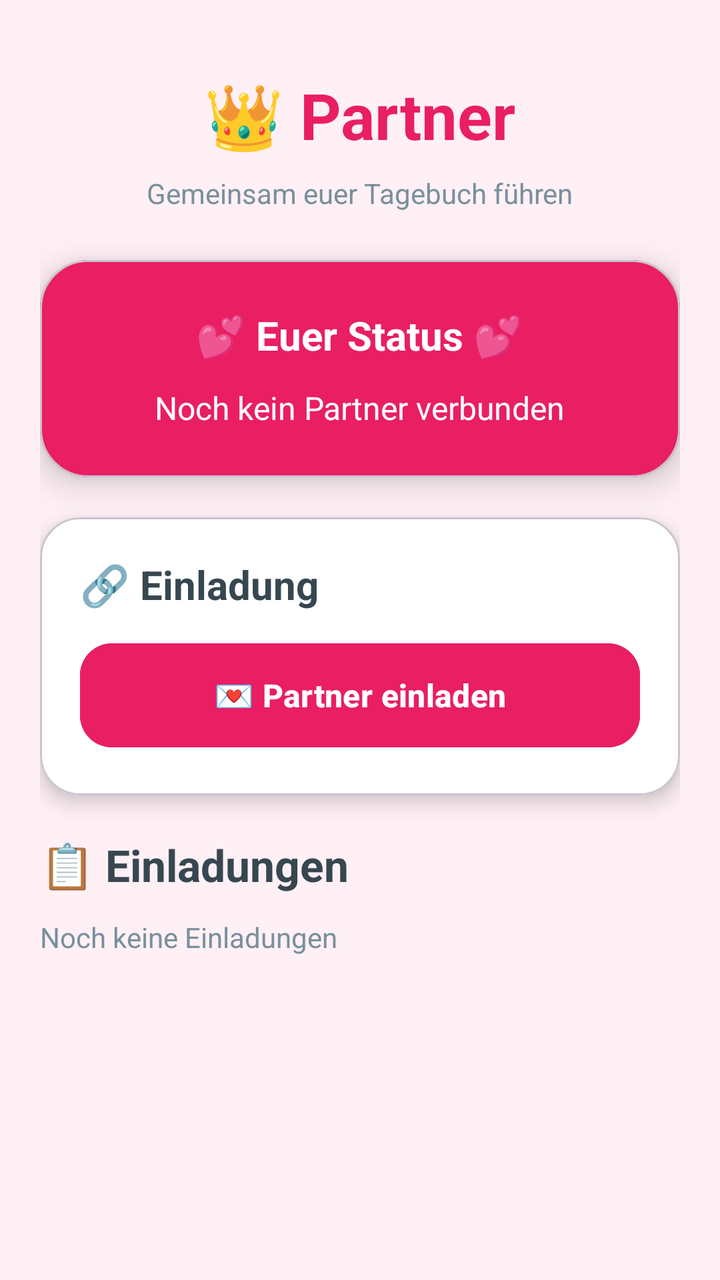
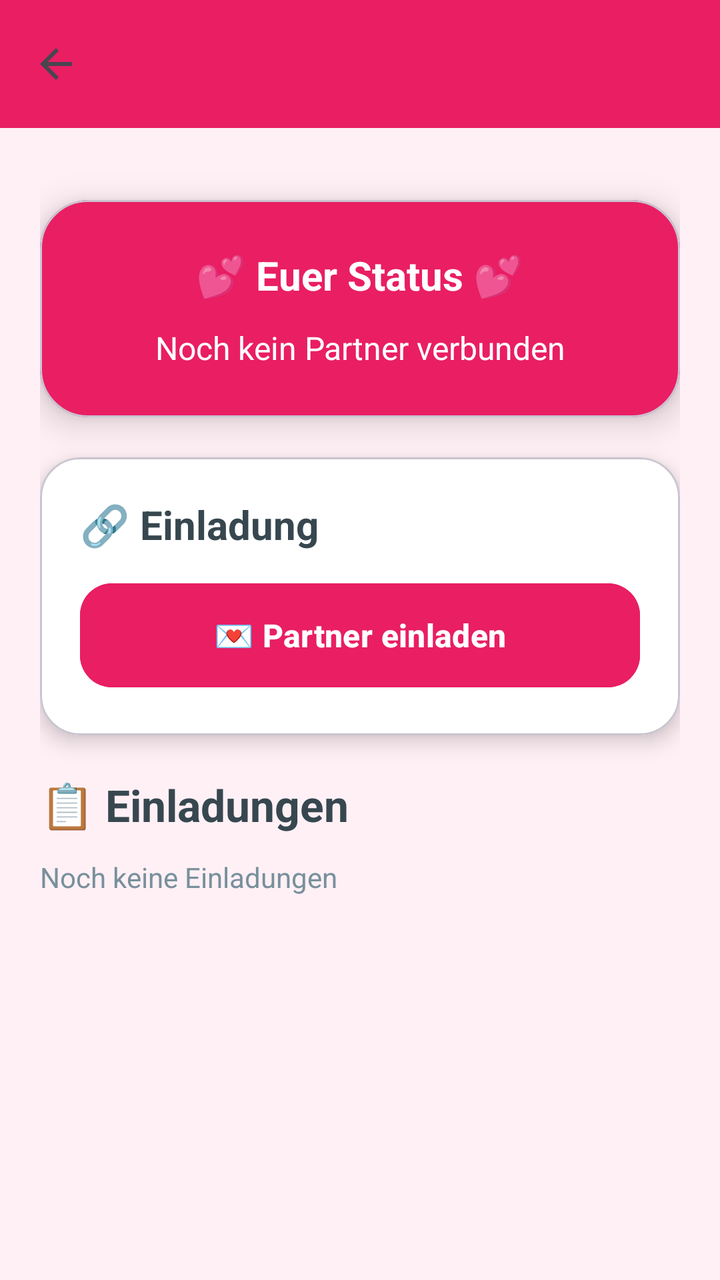

Screens rendered from an Android XML layout before and after an edit, with the pre-edit source and the edit as a unified diff.
<!-- AndroidManifest.xml: application theme Theme.MeinTagebuch -->
<!-- res/layout/activity_partner.xml -->
<?xml version="1.0" encoding="utf-8"?>
<ScrollView
    xmlns:android="http://schemas.android.com/apk/res/android"
    xmlns:app="http://schemas.android.com/apk/res-auto"
    android:layout_width="match_parent"
    android:layout_height="match_parent"
    android:background="@color/background">

    <LinearLayout
        android:layout_width="match_parent"
        android:layout_height="wrap_content"
        android:orientation="vertical"
        android:padding="20dp">

        
        <TextView
            android:layout_width="wrap_content"
            android:layout_height="wrap_content"
            android:text="@string/partner_header"
            android:textSize="32sp"
            android:textStyle="bold"
            android:textColor="@color/primary"
            android:layout_gravity="center"
            android:layout_marginTop="16dp"
            android:layout_marginBottom="8dp"/>

        <TextView
            android:layout_width="wrap_content"
            android:layout_height="wrap_content"
            android:text="@string/partner_description"
            android:textSize="14sp"
            android:textColor="@color/secondary_text"
            android:layout_gravity="center"
            android:layout_marginBottom="24dp"/>

        
        <com.google.android.material.card.MaterialCardView
            android:layout_width="match_parent"
            android:layout_height="wrap_content"
            android:layout_marginBottom="20dp"
            app:cardCornerRadius="24dp"
            app:cardElevation="10dp"
            android:backgroundTint="@color/primary">

            <LinearLayout
                android:layout_width="match_parent"
                android:layout_height="wrap_content"
                android:orientation="vertical"
                android:padding="24dp"
                android:gravity="center">

                <TextView
                    android:layout_width="wrap_content"
                    android:layout_height="wrap_content"
                    android:text="@string/partner_status_header"
                    android:textSize="20sp"
                    android:textStyle="bold"
                    android:textColor="@android:color/white"
                    android:layout_marginBottom="12dp"/>

                <TextView
                    android:id="@+id/partnerStatusText"
                    android:layout_width="wrap_content"
                    android:layout_height="wrap_content"
                    android:text="@string/partner_status_none"
                    android:textSize="16sp"
                    android:textColor="@android:color/white"/>
            </LinearLayout>
        </com.google.android.material.card.MaterialCardView>

        
        <com.google.android.material.card.MaterialCardView
            android:layout_width="match_parent"
            android:layout_height="wrap_content"
            android:layout_marginBottom="20dp"
            app:cardCornerRadius="20dp"
            app:cardElevation="6dp"
            android:backgroundTint="@color/card_background">

            <LinearLayout
                android:layout_width="match_parent"
                android:layout_height="wrap_content"
                android:orientation="vertical"
                android:padding="20dp">

                <TextView
                    android:layout_width="wrap_content"
                    android:layout_height="wrap_content"
                    android:text="@string/partner_invite_header"
                    android:textSize="20sp"
                    android:textStyle="bold"
                    android:textColor="@color/primary_text"
                    android:layout_marginBottom="12dp"/>

                <Button
                    android:id="@+id/inviteButton"
                    android:layout_width="match_parent"
                    android:layout_height="60dp"
                    android:text="@string/partner_invite_button"
                    android:textSize="16sp"
                    android:textStyle="bold"
                    android:backgroundTint="@color/primary"
                    android:textColor="@android:color/white"
                    app:cornerRadius="16dp"/>
            </LinearLayout>
        </com.google.android.material.card.MaterialCardView>

        
        <TextView
            android:layout_width="wrap_content"
            android:layout_height="wrap_content"
            android:text="@string/partner_invites_header"
            android:textSize="22sp"
            android:textStyle="bold"
            android:textColor="@color/primary_text"
            android:layout_marginBottom="12dp"/>

        <TextView
            android:id="@+id/inviteListText"
            android:layout_width="match_parent"
            android:layout_height="wrap_content"
            android:text="@string/partner_invites_empty"
            android:textSize="14sp"
            android:textColor="@color/secondary_text"/>
    </LinearLayout>

</ScrollView>
<!-- resources referenced by this layout -->
<resources>
  <color name="background">#FFF0F5</color>
  <color name="card_background">#FFFFFF</color>
  <color name="primary">#E91E63</color>
  <color name="primary_text">#37474F</color>
  <color name="secondary_text">#78909C</color>
  <string name="partner_description">Gemeinsam euer Tagebuch führen</string>
  <string name="partner_header">👑 Partner</string>
  <string name="partner_invite_button">💌 Partner einladen</string>
  <string name="partner_invite_header">🔗 Einladung</string>
  <string name="partner_invites_empty">Noch keine Einladungen</string>
  <string name="partner_invites_header">📋 Einladungen</string>
  <string name="partner_status_header">💕 Euer Status 💕</string>
  <string name="partner_status_none">Noch kein Partner verbunden</string>
  <style name="Theme.MeinTagebuch" parent="Base.Theme.MeinTagebuch" />
  <style name="Base.Theme.MeinTagebuch" parent="Theme.Material3.DayNight.NoActionBar">
          
          
      </style>
</resources>

<!-- the commit's change to res/layout/activity_partner.xml (unified diff, before → after) -->
@@ -1,127 +1,125 @@
 <?xml version="1.0" encoding="utf-8"?>
-<ScrollView
+<LinearLayout
     xmlns:android="http://schemas.android.com/apk/res/android"
     xmlns:app="http://schemas.android.com/apk/res-auto"
     android:layout_width="match_parent"
     android:layout_height="match_parent"
+    android:orientation="vertical"
     android:background="@color/background">
 
-    <LinearLayout
+    
+    <androidx.appcompat.widget.Toolbar
+        android:id="@+id/partnerToolbar"
         android:layout_width="match_parent"
-        android:layout_height="wrap_content"
-        android:orientation="vertical"
-        android:padding="20dp">
+        android:layout_height="?attr/actionBarSize"
+        android:background="@color/primary"
+        android:elevation="4dp"
+        app:titleTextColor="@android:color/white"
+        app:navigationIcon="?attr/homeAsUpIndicator"/>
 
-        
-        <TextView
-            android:layout_width="wrap_content"
-            android:layout_height="wrap_content"
-            android:text="@string/partner_header"
-            android:textSize="32sp"
-            android:textStyle="bold"
-            android:textColor="@color/primary"
-            android:layout_gravity="center"
-            android:layout_marginTop="16dp"
-            android:layout_marginBottom="8dp"/>
+    <ScrollView
+        android:layout_width="match_parent"
+        android:layout_height="match_parent">
 
-        <TextView
-            android:layout_width="wrap_content"
-            android:layout_height="wrap_content"
-            android:text="@string/partner_description"
-            android:textSize="14sp"
-            android:textColor="@color/secondary_text"
-            android:layout_gravity="center"
-            android:layout_marginBottom="24dp"/>
-
-        
-        <com.google.android.material.card.MaterialCardView
+        <LinearLayout
             android:layout_width="match_parent"
             android:layout_height="wrap_content"
-            android:layout_marginBottom="20dp"
-            app:cardCornerRadius="24dp"
-            app:cardElevation="10dp"
-            android:backgroundTint="@color/primary">
+            android:orientation="vertical"
+            android:padding="20dp">
 
-            <LinearLayout
+            
+            <com.google.android.material.card.MaterialCardView
                 android:layout_width="match_parent"
                 android:layout_height="wrap_content"
-                android:orientation="vertical"
-                android:padding="24dp"
-                android:gravity="center">
+                android:layout_marginBottom="20dp"
+                android:layout_marginTop="16dp"
+                app:cardCornerRadius="24dp"
+                app:cardElevation="10dp"
+                android:backgroundTint="@color/primary">
 
-                <TextView
-                    android:layout_width="wrap_content"
+                <LinearLayout
+                    android:layout_width="match_parent"
                     android:layout_height="wrap_content"
-                    android:text="@string/partner_status_header"
-                    android:textSize="20sp"
-                    android:textStyle="bold"
-                    android:textColor="@android:color/white"
-                    android:layout_marginBottom="12dp"/>
+                    android:orientation="vertical"
+                    android:padding="24dp"
+                    android:gravity="center">
 
-                <TextView
-                    android:id="@+id/partnerStatusText"
-                    android:layout_width="wrap_content"
-                    android:layout_height="wrap_content"
-                    android:text="@string/partner_status_none"
-                    android:textSize="16sp"
-                    android:textColor="@android:color/white"/>
-            </LinearLayout>
-        </com.google.android.material.card.MaterialCardView>
+                    <TextView
+                        android:layout_width="wrap_content"
+                        android:layout_height="wrap_content"
+                        android:text="@string/partner_status_header"
+                        android:textSize="20sp"
+                        android:textStyle="bold"
+                        android:textColor="@android:color/white"
+                        android:layout_marginBottom="12dp"/>
 
-        
-        <com.google.android.material.card.MaterialCardView
-            android:layout_width="match_parent"
-            android:layout_height="wrap_content"
-            android:layout_marginBottom="20dp"
-            app:cardCornerRadius="20dp"
-            app:cardElevation="6dp"
-            android:backgroundTint="@color/card_background">
+                    <TextView
+                        android:id="@+id/partnerStatusText"
+                        android:layout_width="wrap_content"
+                        android:layout_height="wrap_content"
+                        android:text="@string/partner_status_none"
+                        android:textSize="16sp"
+                        android:textColor="@android:color/white"
+                        android:gravity="center"/>
+                </LinearLayout>
+            </com.google.android.material.card.MaterialCardView>
 
-            <LinearLayout
+            
+            <com.google.android.material.card.MaterialCardView
                 android:layout_width="match_parent"
                 android:layout_height="wrap_content"
-                android:orientation="vertical"
-                android:padding="20dp">
+                android:layout_marginBottom="20dp"
+                app:cardCornerRadius="20dp"
+                app:cardElevation="6dp"
+                android:backgroundTint="@color/card_background">
 
-                <TextView
-                    android:layout_width="wrap_content"
+                <LinearLayout
+                    android:layout_width="match_parent"
                     android:layout_height="wrap_content"
-                    android:text="@string/partner_invite_header"
-                    android:textSize="20sp"
-                    android:textStyle="bold"
-                    android:textColor="@color/primary_text"
-                    android:layout_marginBottom="12dp"/>
+                    android:orientation="vertical"
+                    android:padding="20dp">
 
-                <Button
-                    android:id="@+id/inviteButton"
-                    android:layout_width="match_parent"
-                    android:layout_height="60dp"
-                    android:text="@string/partner_invite_button"
-                    android:textSize="16sp"
-                    android:textStyle="bold"
-                    android:backgroundTint="@color/primary"
-                    android:textColor="@android:color/white"
-                    app:cornerRadius="16dp"/>
-            </LinearLayout>
-        </com.google.android.material.card.MaterialCardView>
+                    <TextView
+                        android:layout_width="wrap_content"
+                        android:layout_height="wrap_content"
+                        android:text="@string/partner_invite_header"
+                        android:textSize="20sp"
+                        android:textStyle="bold"
+                        android:textColor="@color/primary_text"
+                        android:layout_marginBottom="12dp"/>
 
-        
-        <TextView
-            android:layout_width="wrap_content"
-            android:layout_height="wrap_content"
-            android:text="@string/partner_invites_header"
-            android:textSize="22sp"
-            android:textStyle="bold"
-            android:textColor="@color/primary_text"
-            android:layout_marginBottom="12dp"/>
+                    <Button
+                        android:id="@+id/inviteButton"
+                        android:layout_width="match_parent"
+                        android:layout_height="60dp"
+                        android:text="@string/partner_invite_button"
+                        android:textSize="16sp"
+                        android:textStyle="bold"
+                        android:backgroundTint="@color/primary"
+                        android:textColor="@android:color/white"
+                        app:cornerRadius="16dp"/>
+                </LinearLayout>
+            </com.google.android.material.card.MaterialCardView>
 
-        <TextView
-            android:id="@+id/inviteListText"
-            android:layout_width="match_parent"
-            android:layout_height="wrap_content"
-            android:text="@string/partner_invites_empty"
-            android:textSize="14sp"
-            android:textColor="@color/secondary_text"/>
-    </LinearLayout>
+            
+            <TextView
+                android:layout_width="wrap_content"
+                android:layout_height="wrap_content"
+                android:text="@string/partner_invites_header"
+                android:textSize="22sp"
+                android:textStyle="bold"
+                android:textColor="@color/primary_text"
+                android:layout_marginBottom="12dp"/>
 
-</ScrollView>
+            <TextView
+                android:id="@+id/inviteListText"
+                android:layout_width="match_parent"
+                android:layout_height="wrap_content"
+                android:text="@string/partner_invites_empty"
+                android:textSize="14sp"
+                android:textColor="@color/secondary_text"/>
+        </LinearLayout>
+
+    </ScrollView>
+
+</LinearLayout>
<!-- resource entries referenced after the edit -->
@@ -5,8 +5,6 @@
   <color name="primary">#E91E63</color>
   <color name="primary_text">#37474F</color>
   <color name="secondary_text">#78909C</color>
-  <string name="partner_description">Gemeinsam euer Tagebuch führen</string>
-  <string name="partner_header">👑 Partner</string>
   <string name="partner_invite_button">💌 Partner einladen</string>
   <string name="partner_invite_header">🔗 Einladung</string>
   <string name="partner_invites_empty">Noch keine Einladungen</string>
